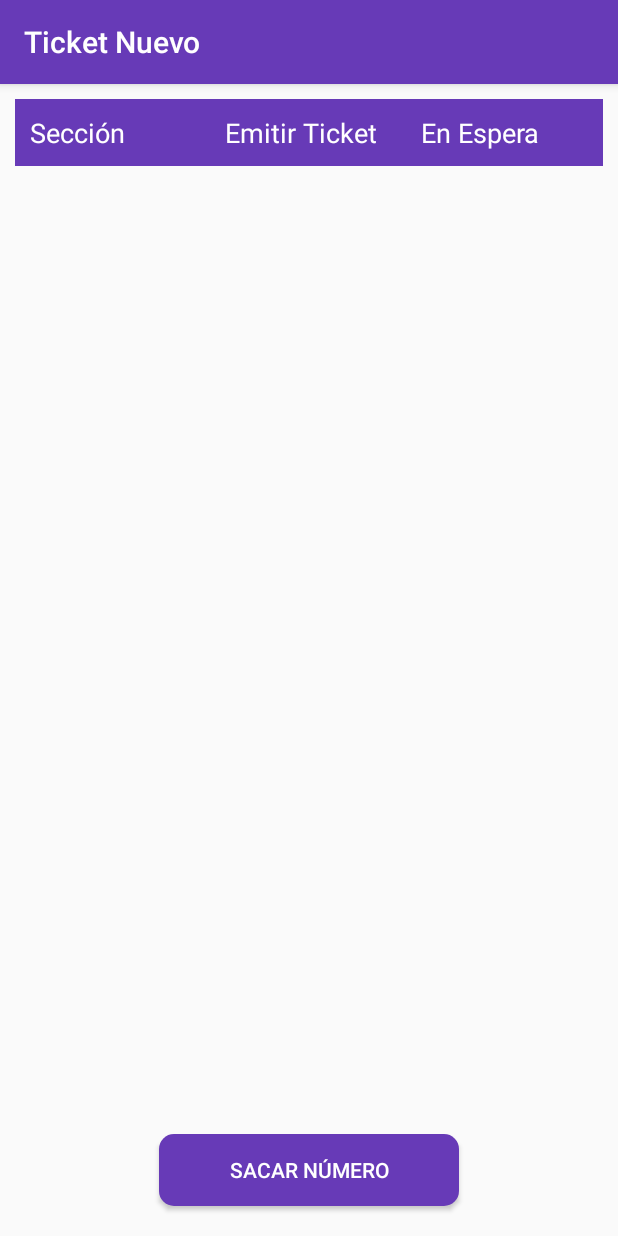
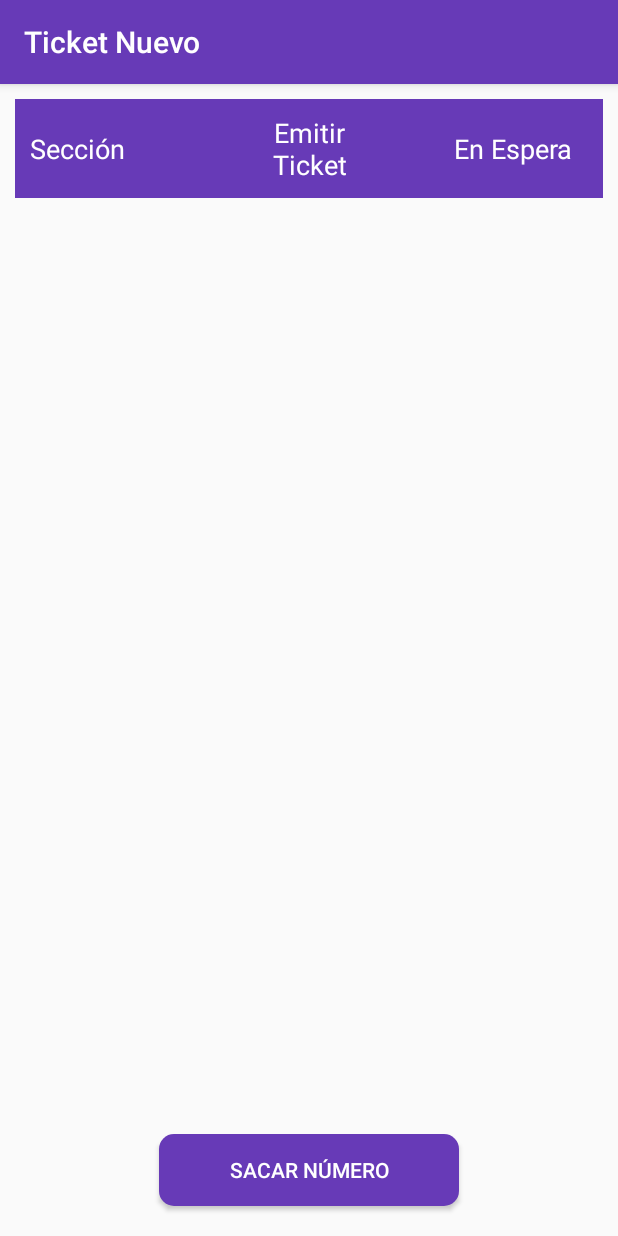
Before and after one commit to andrearon14/SticketAndroid, an Android app: the NewTicketNumberFragment screen opened directly, with no data from a screen before it, on a phone screen of 412 x 824 dp. Run offline under Robolectric (Android 15) with nearby library versions, the phone set to English and light mode, and no system bars; 1 statement that could not run was skipped.

Commit message:
Arreglo alineamiento de columnas

```diff
--- a/app/src/main/res/layout/new_ticket_number_fragment.xml
+++ b/app/src/main/res/layout/new_ticket_number_fragment.xml
@@ -11,34 +11,44 @@
     <LinearLayout
         android:layout_width="match_parent"
         android:layout_height="wrap_content"
-        android:orientation="horizontal"
-        android:paddingTop="10dp"
-        android:paddingBottom="10dp"
         android:layout_marginLeft="10dp"
         android:layout_marginRight="10dp"
         android:layout_marginTop="10dp"
+        android:orientation="horizontal"
+        android:padding="10dp"
         android:background="@color/colorPrimary">
 
         <TextView
-            android:layout_width="120dp"
+            android:layout_width="100dp"
             android:layout_height="wrap_content"
-            android:layout_marginLeft="10dp"
+            android:layout_gravity="center_vertical"
             android:textSize="18sp"
             android:textColor="@color/colorAccent"
             android:text="Sección" />
 
+        <Space
+            android:layout_width="0dp"
+            android:layout_height="match_parent"
+            android:layout_weight="1" />
+
         <TextView
-            android:layout_width="120dp"
+            android:layout_width="100dp"
             android:layout_height="wrap_content"
+            android:layout_gravity="center"
+            android:textAlignment="center"
             android:textSize="18sp"
             android:textColor="@color/colorAccent"
-            android:textAlignment="center"
             android:text="Emitir Ticket" />
 
+        <Space
+            android:layout_width="0dp"
+            android:layout_height="match_parent"
+            android:layout_weight="1" />
+
         <TextView
-            android:layout_width="120dp"
+            android:layout_width="100dp"
             android:layout_height="wrap_content"
-            android:layout_marginRight="10dp"
+            android:layout_gravity="center"
             android:textAlignment="center"
             android:textSize="18sp"
             android:textColor="@color/colorAccent"
```
Also changed, not shown: app/src/main/res/layout/my_numbers_fragment.xml (+5 -6 lines), app/src/main/res/layout/my_numbers_item.xml (+15 -3 lines), app/src/main/res/layout/new_ticket_number_item.xml (+13 -5 lines).
